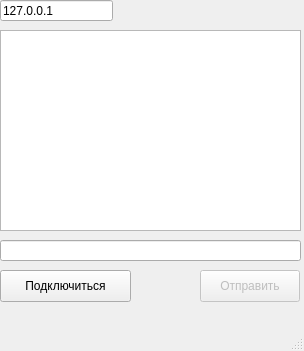
The window that client/clientwindow.ui (Dariyastaa/chat) describes before a commit, drawn with Qt 5.
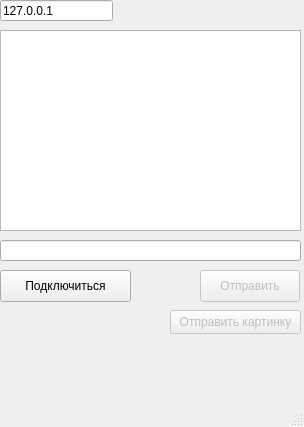
The same window after the commit.

Patch:
```diff
--- a/client/clientwindow.ui
+++ b/client/clientwindow.ui
@@ -7,7 +7,7 @@
     <x>0</x>
     <y>0</y>
     <width>304</width>
-    <height>351</height>
+    <height>427</height>
    </rect>
   </property>
   <property name="windowTitle">
@@ -79,6 +79,22 @@
      <string>127.0.0.1</string>
     </property>
    </widget>
+   <widget class="QPushButton" name="sendImageButton">
+    <property name="enabled">
+     <bool>false</bool>
+    </property>
+    <property name="geometry">
+     <rect>
+      <x>170</x>
+      <y>310</y>
+      <width>131</width>
+      <height>24</height>
+     </rect>
+    </property>
+    <property name="text">
+     <string>Отправить картинку</string>
+    </property>
+   </widget>
   </widget>
   <widget class="QMenuBar" name="menubar">
    <property name="geometry">
```
Left out of the diff: 2 changed lines with no effect on the pictures.
